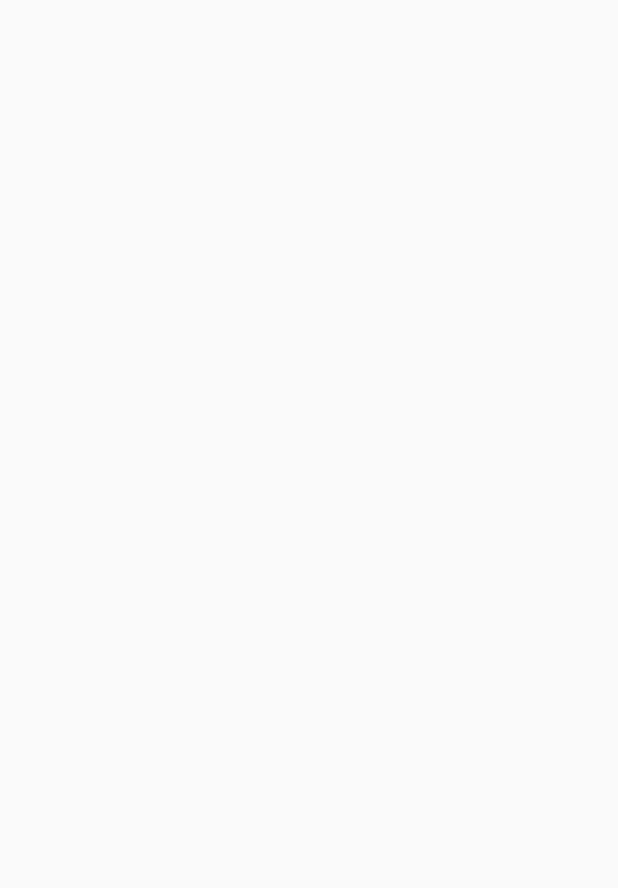
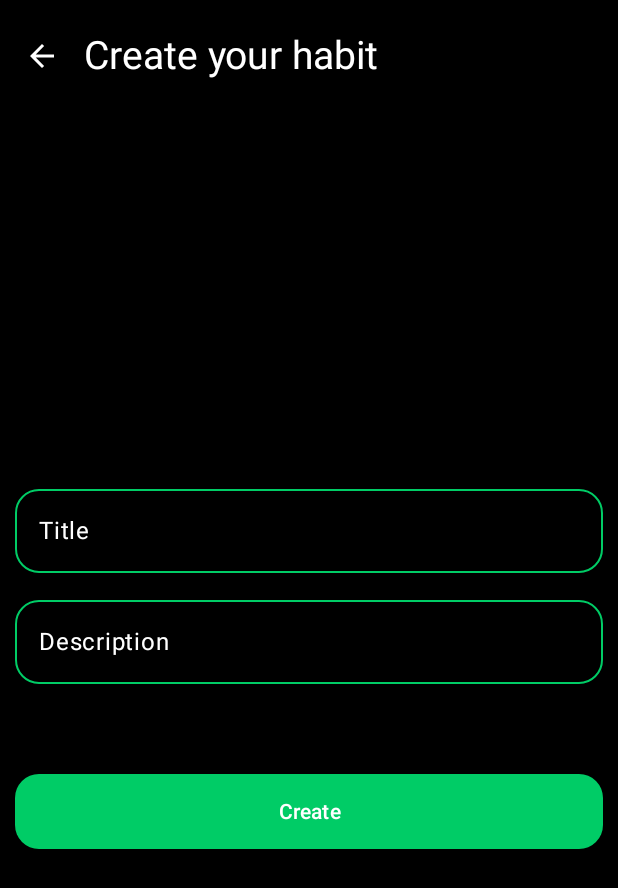
Before and after one commit to equalizer23/Discipline-Course, an Android app built with Jetpack Compose: the CreateHabitScreen screen opened through its navigation route, on a phone screen of 412 x 824 dp. Before the commit the part shown is empty. Shown: the top 888 px of the screen. Run offline under Robolectric (Android 15) with nearby library versions, the phone set to English and light mode, and no system bars.

Commit message:
feat: implement create habit screen

```diff
--- /dev/null
+++ b/app/src/main/java/com/habit/discipline_course/core/presentation/DisciplineTopBar.kt
@@ -0,0 +1,50 @@
+package com.habit.discipline_course.core.presentation
+
+import androidx.compose.foundation.layout.WindowInsets
+import androidx.compose.foundation.layout.asPaddingValues
+import androidx.compose.foundation.layout.padding
+import androidx.compose.foundation.layout.size
+import androidx.compose.foundation.layout.systemBars
+import androidx.compose.material.icons.Icons
+import androidx.compose.material.icons.automirrored.filled.ArrowBack
+import androidx.compose.material3.ExperimentalMaterial3Api
+import androidx.compose.material3.Icon
+import androidx.compose.material3.IconButton
+import androidx.compose.material3.MaterialTheme
+import androidx.compose.material3.Text
+import androidx.compose.material3.TopAppBar
+import androidx.compose.material3.TopAppBarDefaults
+import androidx.compose.runtime.Composable
+import androidx.compose.ui.Modifier
+import androidx.compose.ui.res.stringResource
+import androidx.compose.ui.unit.dp
+import androidx.compose.ui.unit.sp
+import com.habit.discipline_course.R
+
+@OptIn(ExperimentalMaterial3Api::class)
+@Composable
+fun DisciplineTopBar(
+    title: String,
+    onBackClick: () -> Unit
+) {
+    TopAppBar(
+        modifier = Modifier.padding(top = WindowInsets.systemBars.asPaddingValues().calculateTopPadding()),
+        title = {
+            Text(text = title, color = MaterialTheme.colorScheme.secondary, fontSize = 26.sp)
+        },
+        navigationIcon = {
+            IconButton(
+                onClick = { onBackClick() }
+            ) {
+                Icon(
+                    modifier = Modifier.size(24.dp),
+                    imageVector = Icons.AutoMirrored.Filled.ArrowBack,
+                    contentDescription = stringResource(R.string.back_icon_description),
+                    tint = MaterialTheme.colorScheme.secondary
+                )
+            }
+        },
+        colors = TopAppBarDefaults.topAppBarColors(containerColor = MaterialTheme.colorScheme.background),
+        windowInsets = WindowInsets(top = 5.dp)
+    )
+}
--- /dev/null
+++ b/app/src/main/java/com/habit/discipline_course/core/presentation/HabitTextField.kt
@@ -0,0 +1,64 @@
+package com.habit.discipline_course.core.presentation
+
+import androidx.compose.foundation.layout.Column
+import androidx.compose.foundation.layout.fillMaxWidth
+import androidx.compose.foundation.layout.padding
+import androidx.compose.foundation.shape.RoundedCornerShape
+import androidx.compose.foundation.text.KeyboardOptions
+import androidx.compose.material3.MaterialTheme
+import androidx.compose.material3.OutlinedTextField
+import androidx.compose.material3.OutlinedTextFieldDefaults
+import androidx.compose.material3.Text
+import androidx.compose.runtime.Composable
+import androidx.compose.ui.Modifier
+import androidx.compose.ui.text.input.KeyboardType
+import androidx.compose.ui.text.style.TextAlign
+import androidx.compose.ui.unit.dp
+
+@Composable
+fun HabitTextField(
+    modifier: Modifier = Modifier,
+    text: String,
+    onTextChange: (String) -> Unit,
+    keyboardType: KeyboardType = KeyboardType.Text,
+    label: String,
+    isCounterEnabled: Boolean = false,
+    maxLength: Int = 30,
+    maxLines: Int = 1
+) {
+
+    Column(modifier = modifier){
+        OutlinedTextField(
+            modifier = Modifier.fillMaxWidth(),
+            value = text,
+            onValueChange = { newText ->
+                if(newText.length <= maxLength){
+                    onTextChange(newText)
+                }
+            },
+            keyboardOptions = KeyboardOptions(
+                keyboardType = keyboardType
+            ),
+            maxLines = maxLines,
+            label = { Text(text = label, color = MaterialTheme.colorScheme.secondary) },
+            shape = RoundedCornerShape(16.dp),
+            singleLine = maxLines == 1,
+            colors = OutlinedTextFieldDefaults.colors(
+                focusedBorderColor = MaterialTheme.colorScheme.primary,
+                unfocusedBorderColor = MaterialTheme.colorScheme.primary,
+                focusedTextColor = MaterialTheme.colorScheme.secondary,
+                unfocusedTextColor = MaterialTheme.colorScheme.secondary
+            )
+        )
+
+        if(isCounterEnabled){
+            Text(
+                modifier = Modifier.padding(end = 4.dp, top = 4.dp),
+                text = "${text.length} / $maxLength",
+                style = MaterialTheme.typography.bodySmall,
+                color = MaterialTheme.colorScheme.secondary,
+                textAlign = TextAlign.End
+            )
+        }
+    }
+}
--- /dev/null
+++ b/app/src/main/java/com/habit/discipline_course/habit_feature/presentation/create_habit/CreateHabitScreen.kt
@@ -0,0 +1,80 @@
+package com.habit.discipline_course.habit_feature.presentation.create_habit
+
+import androidx.compose.foundation.layout.Arrangement
+import androidx.compose.foundation.layout.Column
+import androidx.compose.foundation.layout.Spacer
+import androidx.compose.foundation.layout.fillMaxSize
+import androidx.compose.foundation.layout.fillMaxWidth
+import androidx.compose.foundation.layout.height
+import androidx.compose.foundation.layout.padding
+import androidx.compose.foundation.shape.RoundedCornerShape
+import androidx.compose.material3.Button
+import androidx.compose.material3.ButtonDefaults
+import androidx.compose.material3.MaterialTheme
+import androidx.compose.material3.Scaffold
+import androidx.compose.material3.Text
+import androidx.compose.runtime.Composable
+import androidx.compose.ui.Modifier
+import androidx.compose.ui.res.stringResource
+import androidx.compose.ui.text.style.TextAlign
+import androidx.compose.ui.unit.dp
+import com.habit.discipline_course.core.presentation.DisciplineTopBar
+import com.habit.discipline_course.R
+import com.habit.discipline_course.core.presentation.HabitTextField
+
+@Composable
+fun CreateHabitScreen(
+    onBackClick: () -> Unit
+) {
+    Scaffold(
+        topBar = {
+            DisciplineTopBar(
+                title = stringResource(R.string.create_habit_title),
+                onBackClick = { onBackClick()}
+            )
+        }
+    ){ padding ->
+        Column(
+            modifier = Modifier
+                .fillMaxSize()
+                .padding(top = padding.calculateTopPadding(), bottom = 10.dp)
+                .padding(horizontal = 10.dp),
+            verticalArrangement = Arrangement.Center
+        ){
+            HabitTextField(
+                modifier = Modifier.fillMaxWidth(),
+                label = stringResource(R.string.habit_title_text_field_label),
+                text = "",
+                maxLength = 50,
+                onTextChange = { title -> }
+            )
+
+            Spacer(modifier = Modifier.height(10.dp))
+
+            HabitTextField(
+                modifier = Modifier.fillMaxWidth(),
+                label = stringResource(R.string.habit_description_text_field_label),
+                text = "",
+                maxLength = 150,
+                onTextChange = { description -> }
+            )
+
+            Spacer(modifier = Modifier.height(60.dp))
+
+            Button(
+                onClick = { },
+                shape = RoundedCornerShape(16.dp),
+                modifier = Modifier.fillMaxWidth().height(50.dp),
+                colors = ButtonDefaults.buttonColors(
+                    containerColor = MaterialTheme.colorScheme.primary
+                )
+            ) {
+                Text(
+                    text = stringResource(R.string.create_habit_button_text),
+                    color = MaterialTheme.colorScheme.secondary,
+                    textAlign = TextAlign.Center
+                )
+            }
+        }
+    }
+}
--- a/app/src/main/java/com/habit/discipline_course/habit_feature/presentation/home/components/HomeTopBar.kt
+++ b/app/src/main/java/com/habit/discipline_course/habit_feature/presentation/home/components/HomeTopBar.kt
@@ -2,6 +2,9 @@ package com.habit.discipline_course.habit_feature.presentation.home.components
 
 import androidx.compose.foundation.Image
 import androidx.compose.foundation.layout.WindowInsets
+import androidx.compose.foundation.layout.asPaddingValues
+import androidx.compose.foundation.layout.padding
+import androidx.compose.foundation.layout.systemBars
 import androidx.compose.material.icons.Icons
 import androidx.compose.material.icons.filled.Settings
 import androidx.compose.material3.ExperimentalMaterial3Api
@@ -11,6 +14,7 @@ import androidx.compose.material3.Text
 import androidx.compose.material3.TopAppBar
 import androidx.compose.material3.TopAppBarDefaults
 import androidx.compose.runtime.Composable
+import androidx.compose.ui.Modifier
 import androidx.compose.ui.graphics.ColorFilter
 import androidx.compose.ui.res.painterResource
 import androidx.compose.ui.res.stringResource
@@ -26,11 +30,12 @@ fun HomeTopBar(
     onSettingsClick: () -> Unit
 ) {
     TopAppBar(
+        modifier = Modifier.padding(top = WindowInsets.systemBars.asPaddingValues().calculateTopPadding()),
         title = {
             Text(text = title, color = MaterialTheme.colorScheme.secondary, fontSize = 24.sp)
         },
         colors = TopAppBarDefaults.topAppBarColors(containerColor = MaterialTheme.colorScheme.background),
-        windowInsets = WindowInsets(top = 10.dp),
+        windowInsets = WindowInsets(top = 5.dp),
         actions = {
             IconButton(
                 onClick = { onStatsClick() }
--- a/app/src/main/java/com/habit/discipline_course/navigation/NavigationRoot.kt
+++ b/app/src/main/java/com/habit/discipline_course/navigation/NavigationRoot.kt
@@ -8,6 +8,7 @@ import androidx.compose.ui.Modifier
 import androidx.navigation.compose.NavHost
 import androidx.navigation.compose.composable
 import androidx.navigation.compose.rememberNavController
+import com.habit.discipline_course.habit_feature.presentation.create_habit.CreateHabitScreen
 import com.habit.discipline_course.habit_feature.presentation.home.HomeScreen
 
 @Composable
@@ -23,7 +24,9 @@ fun NavigationRoot() {
 
         composable<Routes.Home>{
             HomeScreen(
-                onFabClick = {},
+                onFabClick = {
+                    navController.navigate(Routes.CreateHabit)
+                },
                 onSettingsClick = {},
                 onHabitClick = {}
             )
@@ -42,7 +45,7 @@ fun NavigationRoot() {
         }
 
         composable<Routes.CreateHabit>{
-            Box(modifier = Modifier.fillMaxSize()){  }
+            CreateHabitScreen(onBackClick = { navController.popBackStack() })
         }
     }
 }
--- a/app/src/main/res/values/strings.xml
+++ b/app/src/main/res/values/strings.xml
@@ -6,4 +6,9 @@
     <string name="create_habit_button">Create habit button</string>
     <string name="flame_icon_description">Flame Icon</string>
     <string name="complete_habit_icon">Complete Habit Icon</string>
+    <string name="back_icon_description">Back Icon</string>
+    <string name="create_habit_title">Create your habit</string>
+    <string name="habit_title_text_field_label">Title</string>
+    <string name="habit_description_text_field_label">Description</string>
+    <string name="create_habit_button_text">Create</string>
 </resources>
```
